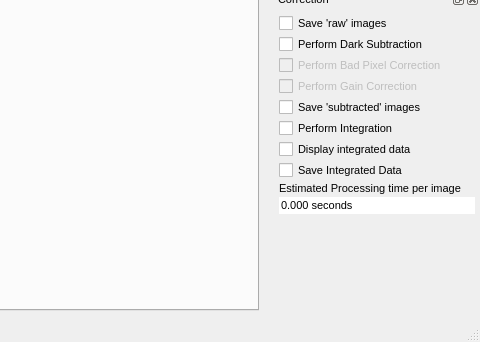
Old version of the form qxrdwindow.ui in the repository guyjennings/qxrd; both pictures show x 763 to 1243 and y 501 to 843 of the 1243 by 843 pixel window.
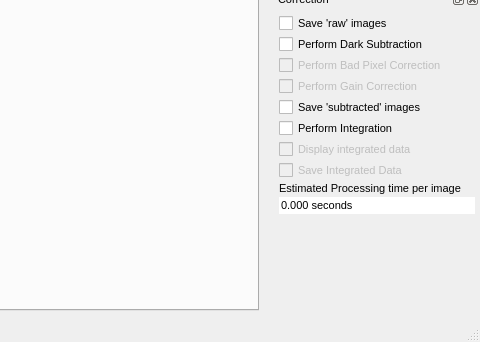
New version of the form. Icons and pictures are not drawn. Custom widgets are drawn as their Qt base class.

Commit message: Adjusted control ranges, disabled some processing step checkboxes

What changed in the file:
```diff
--- a/qxrdwindow.ui
+++ b/qxrdwindow.ui
@@ -1494,6 +1494,9 @@
      </item>
      <item>
       <widget class="QCheckBox" name="m_DisplayIntegratedData">
+       <property name="enabled">
+        <bool>false</bool>
+       </property>
        <property name="font">
         <font>
          <pointsize>8</pointsize>
@@ -1509,6 +1512,9 @@
      </item>
      <item>
       <widget class="QCheckBox" name="m_SaveIntegratedData">
+       <property name="enabled">
+        <bool>false</bool>
+       </property>
        <property name="font">
         <font>
          <pointsize>8</pointsize>
```
Left out of the diff: 8 changed lines with no effect on the pictures.
